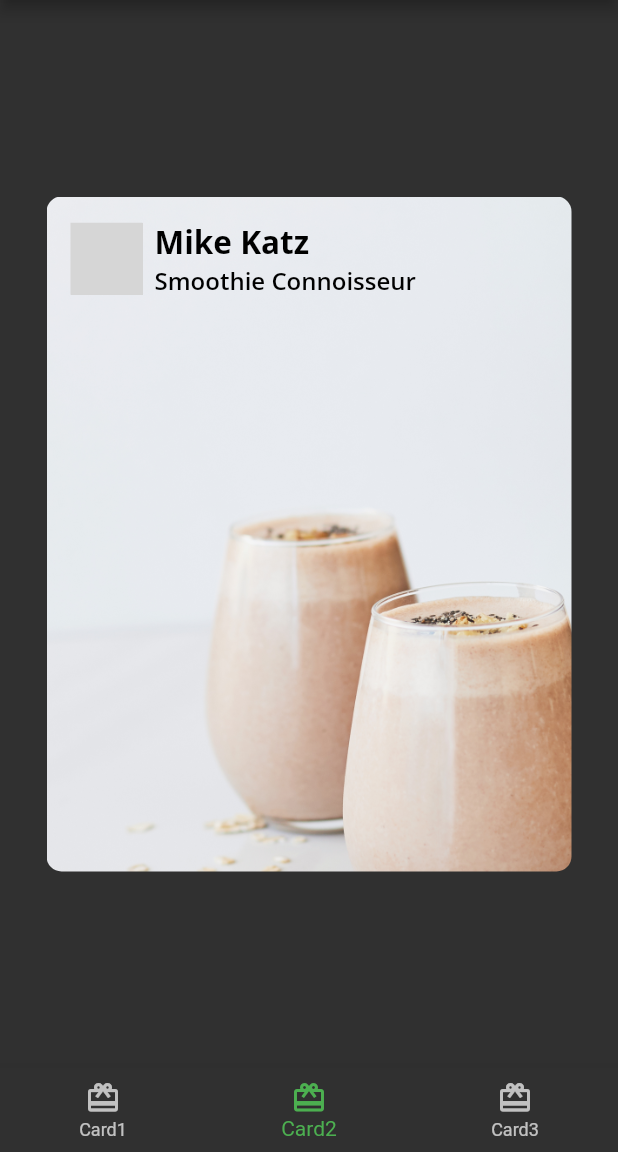
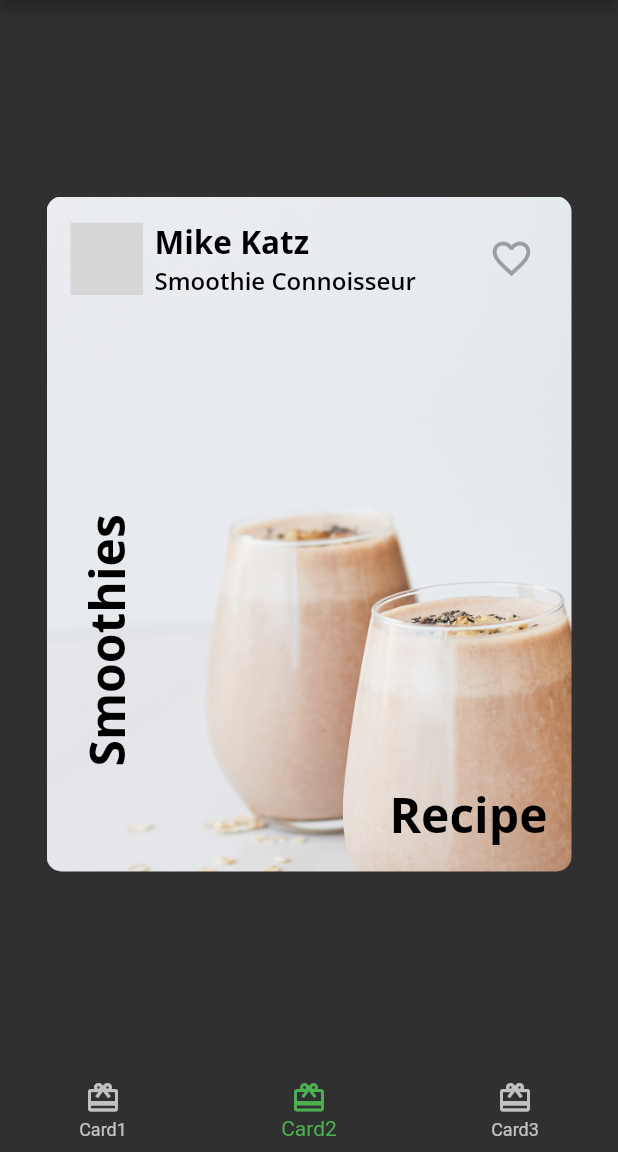
Before and after one commit to Kvaara/flutter_fooderlich_app, a Flutter app: the screen it shows after launch, item 2 of the bottom bar chosen, on a phone screen of 412 x 824 dp, the part 84-1236 px from its top. Run offline on Flutter 3.47's test engine with Material 2 defaults, Android fonts, the light colour scheme and no system bars; our stand-ins replace google_fonts; grey boxes are pictures that could not be loaded.

Commit message:
Card2 is now completed. It consists of the AutohrCard and an Expanded Widget with a Stack of 2 positioned Texts.

```diff
--- a/lib/author_card.dart
+++ b/lib/author_card.dart
@@ -20,6 +20,9 @@ class AuthorCard extends StatelessWidget {
     return Container(
       padding: const EdgeInsets.all(16),
       child: Row(
+        mainAxisAlignment: MainAxisAlignment.spaceBetween,
+        children: [
+          Row(
             children: [
               CircleImage(
                 imageProvider: imageProvider,
@@ -38,6 +41,18 @@ class AuthorCard extends StatelessWidget {
                     style: CustomTheme.lightTextTheme.headline3,
                   )
                 ],
+              ),
+            ],
+          ),
+          IconButton(
+            iconSize: 30,
+            color: Colors.grey[500],
+            onPressed: () {
+              const SnackBar snackBar =
+                  SnackBar(content: Text("Favorite pressed"));
+              ScaffoldMessenger.of(context).showSnackBar(snackBar);
+            },
+            icon: const Icon(Icons.favorite_border),
           )
         ],
       ),
--- a/lib/card2.dart
+++ b/lib/card2.dart
@@ -1,5 +1,7 @@
 import 'package:flutter/material.dart';
-import 'package:flutter_fooderlich_app/author_card.dart';
+
+import 'author_card.dart';
+import 'theme/custom_theme.dart';
 
 class Card2 extends StatelessWidget {
   const Card2({Key? key}) : super(key: key);
@@ -22,12 +24,37 @@ class Card2 extends StatelessWidget {
           ),
         ),
         child: Column(
-          children: const [
-            AuthorCard(
+          children: [
+            const AuthorCard(
               authorName: "Mike Katz",
               title: "Smoothie Connoisseur",
               imageProvider: AssetImage("assets/author_katz.jpeg"),
-            )
+            ),
+            Expanded(
+              child: Stack(
+                children: [
+                  Positioned(
+                    bottom: 16,
+                    right: 16,
+                    child: Text(
+                      "Recipe",
+                      style: CustomTheme.lightTextTheme.headline1,
+                    ),
+                  ),
+                  Positioned(
+                    bottom: 70,
+                    left: 18,
+                    child: RotatedBox(
+                      quarterTurns: 3,
+                      child: Text(
+                        "Smoothies",
+                        style: CustomTheme.lightTextTheme.headline1,
+                      ),
+                    ),
+                  ),
+                ],
+              ),
+            ),
             // Stack(
             //   children: const [
             //     Text("Smoothie"),
```
Lines whose indentation alone changed are shown as unchanged.
